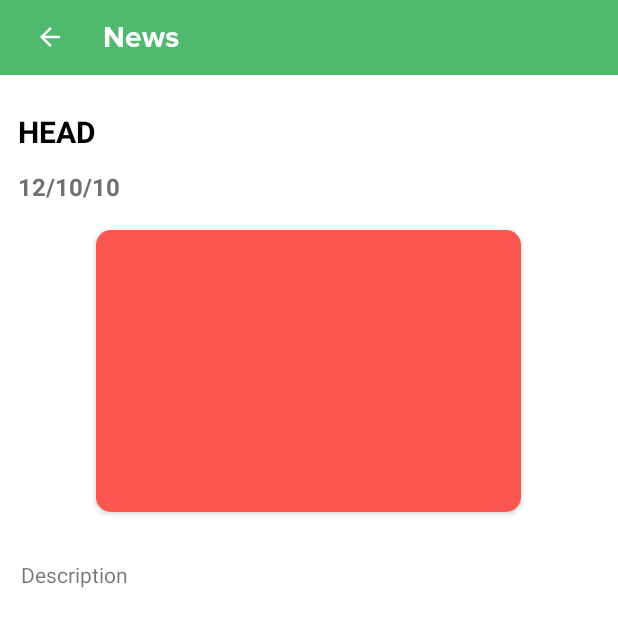
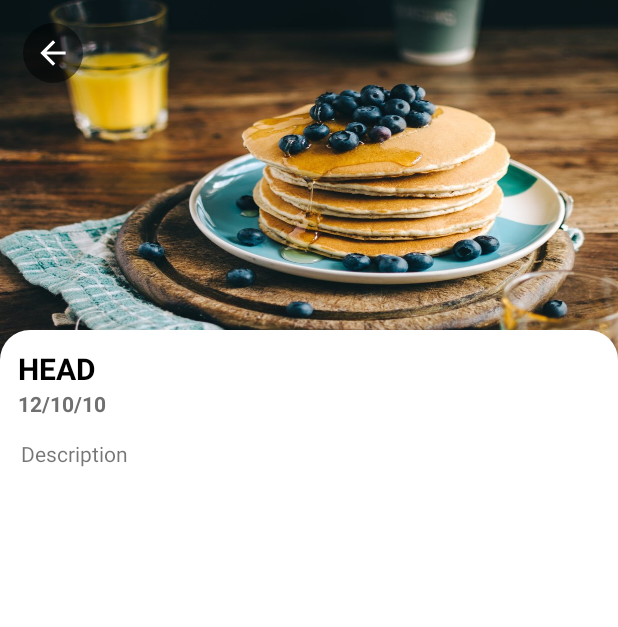
Before and after one commit to farizmpr/Fariz_skripsi, an Android app: the DetailedActivity screen opened directly, with no data from a screen before it, on a phone screen of 412 x 824 dp. Shown: the top 627 px of the screen. Run offline under Robolectric (Android 15) with nearby library versions, the phone set to English and light mode, and no system bars; our stand-ins replace Room's generated code; libraries missing offline, so code that uses them is left out: com.loopj.android, com.synnapps.carouselview, cz.msebera.android; network calls fail; pictures from the network do not load; Roboto replaces fonts that are not available here.

Commit message:
sfandrianah | update

```diff
--- /dev/null
+++ b/Halal_nutrition/app/src/main/res/drawable/rounded_black_transparent.xml
@@ -0,0 +1,7 @@
+<?xml version="1.0" encoding="UTF-8"?>
+<shape xmlns:android="http://schemas.android.com/apk/res/android">
+    <solid android:color="#80000000"/>
+<!--    <stroke android:width="3dp" android:color="#B1BCBE" />-->
+    <corners android:radius="1000dp"/>
+    <padding android:left="0dp" android:top="0dp" android:right="0dp" android:bottom="0dp" />
+</shape>
--- /dev/null
+++ b/Halal_nutrition/app/src/main/res/drawable/rounded_white.xml
@@ -0,0 +1,7 @@
+<?xml version="1.0" encoding="UTF-8"?>
+<shape xmlns:android="http://schemas.android.com/apk/res/android">
+    <solid android:color="#FFFFFF"/>
+<!--    <stroke android:width="3dp" android:color="#B1BCBE" />-->
+    <corners android:radius="20dp"/>
+    <padding android:left="0dp" android:top="0dp" android:right="0dp" android:bottom="0dp" />
+</shape>
--- a/Halal_nutrition/app/src/main/res/layout/activity_detailed.xml
+++ b/Halal_nutrition/app/src/main/res/layout/activity_detailed.xml
@@ -1,59 +1,58 @@
 <?xml version="1.0" encoding="utf-8"?>
 <LinearLayout xmlns:android="http://schemas.android.com/apk/res/android"
+    xmlns:app="http://schemas.android.com/apk/res-auto"
     xmlns:tools="http://schemas.android.com/tools"
     android:layout_width="match_parent"
     android:layout_height="match_parent"
-    android:orientation="vertical"
-    xmlns:app="http://schemas.android.com/apk/res-auto"
-    >
-    <LinearLayout
-        android:id="@+id/cover"
-        android:layout_width="match_parent"
-        android:layout_height="50dp"
-        android:background="@color/halal"
-        android:orientation="horizontal">
-
-        <RelativeLayout
-            android:id="@+id/back"
-            android:layout_width="0dp"
-            android:layout_height="match_parent"
-            android:layout_weight="2">
-
-            <ImageView
-                android:id="@+id/GoBackIcon"
-                android:layout_width="20dp"
-                android:layout_height="wrap_content"
-                android:layout_centerInParent="true"
-                android:src="@drawable/ic_back_white"
-                android:tint="@color/white" />
-
-        </RelativeLayout>
-
-        <TextView
-            android:layout_width="wrap_content"
-            android:layout_height="wrap_content"
-            android:layout_gravity="center"
-            android:layout_marginLeft="2dp"
-            android:layout_marginRight="25dp"
-            android:layout_weight="8"
-            android:fontFamily="@font/fontsfreenetproximanovabold"
-            android:gravity="left"
-            android:text="News"
-            android:textColor="@color/white"
-            android:textSize="20sp" />
-
-
-    </LinearLayout>
+    android:orientation="vertical">
 
     <androidx.core.widget.NestedScrollView
         android:layout_width="match_parent"
         android:layout_height="wrap_content"
-        android:layout_below="@id/cover"
-        >
+        android:layout_below="@id/cover">
 
         <LinearLayout
             android:layout_width="match_parent"
             android:layout_height="wrap_content"
+            android:orientation="vertical">
+
+
+            <RelativeLayout
+                android:layout_width="match_parent"
+                android:layout_height="match_parent"
+                android:layout_alignParentTop="true"
+                android:layout_centerInParent="true"
+                android:layout_gravity="start"
+                android:background="@drawable/rounded_black_transparent">
+
+                <ImageView
+                    android:id="@+id/img_poster"
+                    android:layout_width="match_parent"
+                    android:layout_height="300dp"
+                    android:layout_alignParentTop="true"
+                    android:layout_centerInParent="true"
+                    android:scaleType="fitXY"
+                    android:src="@drawable/waffle_background"
+                    tools:ignore="ContentDescription" />
+
+                <ImageView
+                    android:id="@+id/GoBackIcon"
+                    android:layout_width="40dp"
+                    android:layout_height="40dp"
+                    android:layout_margin="15dp"
+                    android:background="@drawable/rounded_black_transparent"
+                    android:padding="7dp"
+                    android:src="@drawable/ic_back_white"
+                    android:tint="@color/white" />
+            </RelativeLayout>
+
+            <LinearLayout
+                android:layout_width="match_parent"
+                android:layout_height="match_parent"
+                android:layout_marginTop="-80dp"
+
+                android:background="@drawable/rounded_white"
+                android:backgroundTint="@color/white"
                 android:orientation="vertical">
 
                 <TextView
@@ -61,12 +60,11 @@
                     android:layout_width="wrap_content"
                     android:layout_height="wrap_content"
                     android:layout_marginTop="12dp"
-                android:padding="12dp"
+                    android:paddingLeft="12dp"
+                    android:text="HEAD"
                     android:textColor="#000000"
                     android:textSize="20sp"
-                android:textStyle="bold"
-                android:text="HEAD"
-                />
+                    android:textStyle="bold" />
 
                 <TextView
                     android:id="@+id/tv_time_stamp"
@@ -76,29 +74,10 @@
                     android:layout_weight="9"
                     android:paddingStart="12dp"
                     android:paddingEnd="12dp"
+                    android:text="12/10/10"
                     android:textColor="#707070"
-                android:textSize="16sp"
-                android:textStyle="bold"
-                android:text="12/10/10"
-                />
-            <androidx.cardview.widget.CardView
-                android:layout_margin="18dp"
-                android:layout_width="283dp"
-                android:layout_height="188dp"
-                android:scaleType="fitXY"
-                android:layout_gravity="center"
-                app:cardCornerRadius="10dp">
-                <ImageView
-                    android:id="@+id/img_poster"
-                    app:layout_collapseMode="parallax"
-                    android:src="@color/colorPrimaryDark"
-                    android:layout_gravity="center"
-                    tools:background="@drawable/round_outline"
-                    android:scaleType="center"
-                    android:layout_width="match_parent"
-                    android:layout_height="match_parent"
-                    tools:ignore="ContentDescription" />
-            </androidx.cardview.widget.CardView>
+                    android:textSize="14sp"
+                    android:textStyle="bold" />
 
                 <TextView
                     android:id="@+id/tv_description"
@@ -106,18 +85,10 @@
                     android:layout_height="wrap_content"
                     android:lineSpacingMultiplier="1.5"
                     android:padding="14dp"
-                android:textSize="14sp"
-                android:text="Description" />
+                    android:text="Description"
+                    android:textSize="14sp" />
+            </LinearLayout>
 
-
-<!--            <com.google.android.material.button.MaterialButton-->
-<!--                android:id="@+id/btn_read_more"-->
-<!--                style="@style/Widget.AppCompat.Button.Colored"-->
-<!--                android:layout_width="match_parent"-->
-<!--                android:layout_height="wrap_content"-->
-<!--                android:layout_marginStart="12dp"-->
-<!--                android:layout_marginEnd="12dp"-->
-<!--                android:text="@string/view_article"/>-->
         </LinearLayout>
     </androidx.core.widget.NestedScrollView>
 
```
Also changed, not shown: Halal_nutrition/app/src/main/java/com/acomp/khobarapp/ui/items/HalalItemsDetailFragment.java (+5 -4 lines), Halal_nutrition/app/src/main/java/com/acomp/khobarapp/ui/items/HalalVenuesDetailFragment.java (+4 -3 lines), Halal_nutrition/app/src/main/java/com/acomp/khobarapp/ui/news/NewsFragment.java (+7 -7 lines), Halal_nutrition/app/src/main/res/layout/activity_detil_food.xml (+10 -43 lines), Halal_nutrition/app/src/main/res/layout/activity_detil_venue.xml (+11 -68 lines), Halal_nutrition/app/src/main/res/layout/activity_news.xml (+6 -3 lines). Lines whose indentation alone changed are shown as unchanged.
